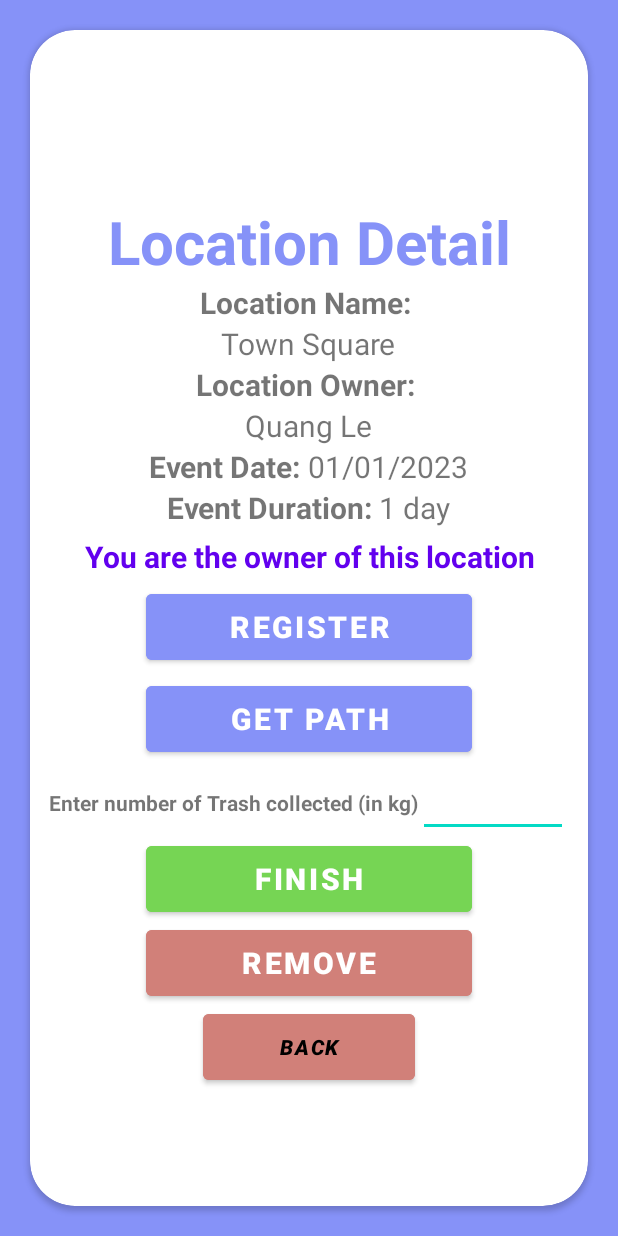
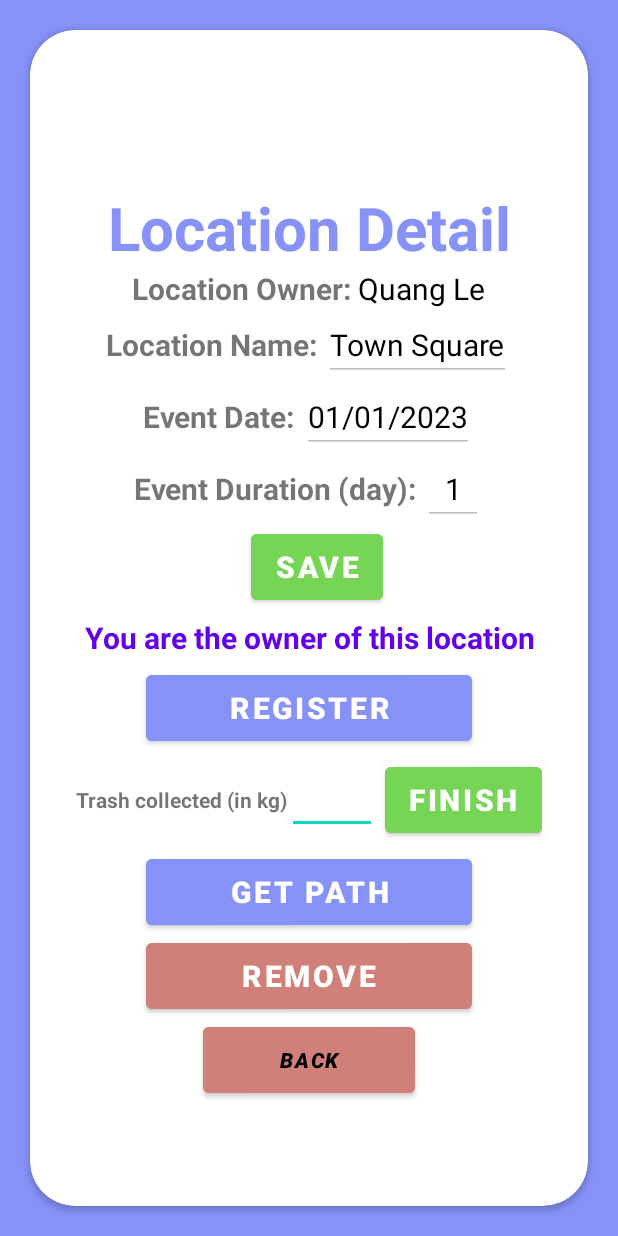
Before and after one commit to leQwang/Android-Cleanish-Project, an Android app: the layout activity_register_volunteer.xml on its own in the app's theme, with its tools: preview values and no code run, on a phone screen of 412 x 824 dp. Run offline under Robolectric (Android 15) with nearby library versions, the light colour scheme and no system bars; Roboto replaces fonts that are not available here.

Commit message:
[UPDATE] handle crash changing fragment, and some ability editing location for admin

```diff
--- a/app/src/main/java/com/example/cleanish/FilterFragment.java
+++ b/app/src/main/java/com/example/cleanish/FilterFragment.java
@@ -186,7 +186,9 @@ public class FilterFragment extends Fragment {
     }
 
     private void updateFilter(String s){
-
+        if (!isAdded()) {
+            return;
+        }
         ArrayList<Location> locationItemList = new ArrayList<>();
         ArrayList<String> locationItemName = new ArrayList<>();
 
--- a/app/src/main/java/com/example/cleanish/NotificationFragment.java
+++ b/app/src/main/java/com/example/cleanish/NotificationFragment.java
@@ -101,7 +101,7 @@ public class NotificationFragment extends Fragment {
 
                         ArrayAdapter<String> adapter = new ArrayAdapter<>(
                                 getActivity(),
-                                android.R.layout.simple_list_item_1,
+                                R.layout.list_item_custom,
                                 notificationsList
                         );
 
--- a/app/src/main/res/drawable/bordered_textview.xml
+++ b/app/src/main/res/drawable/bordered_textview.xml
@@ -1,8 +1,8 @@
 <?xml version="1.0" encoding="utf-8"?>
 <shape xmlns:android="http://schemas.android.com/apk/res/android">
-    <solid android:color="@color/blue" />
+    <solid android:color="@color/white" />
     <corners android:radius="20dp" /> <!-- Set the radius as per your preference -->
     <stroke
-        android:width="2dp"
-        android:color="@android:color/darker_gray" />
+        android:width="3dp"
+        android:color="@color/black" />
 </shape>
--- a/app/src/main/res/layout/activity_register_volunteer.xml
+++ b/app/src/main/res/layout/activity_register_volunteer.xml
@@ -34,10 +34,32 @@
                 android:textStyle="bold"
                 app:layout_constraintVertical_bias="0.116" />
 
+            <LinearLayout
+                android:layout_width="match_parent"
+                android:layout_height="wrap_content"
+                android:orientation="horizontal"
+                android:gravity="center">
+                <TextView
+                    android:layout_width="wrap_content"
+                    android:layout_height="wrap_content"
+                    android:text="Location Owner: "
+                    android:textSize="20sp"
+                    android:textStyle="bold" />
+
+                <TextView
+                    android:id="@+id/registerVolunteerLocationOwner"
+                    android:layout_width="wrap_content"
+                    android:layout_height="wrap_content"
+                    android:text="Quang Le"
+                    android:textSize="20sp"
+                    android:enabled="false"
+                    android:textColor="@color/black"/>
+            </LinearLayout>
+
                 <LinearLayout
                     android:layout_width="match_parent"
                     android:layout_height="wrap_content"
-                    android:orientation="vertical"
+                    android:orientation="horizontal"
                     android:gravity="center">
                     <TextView
                         android:layout_width="wrap_content"
@@ -46,32 +68,15 @@
                         android:textSize="20sp"
                         android:textStyle="bold" />
 
-                    <TextView
+                    <EditText
                         android:id="@+id/registerVolunteerLocationName"
                         android:layout_width="wrap_content"
                         android:layout_height="wrap_content"
                         android:text="Town Square"
-                        android:textSize="20sp" />
-                </LinearLayout>
-
-                <LinearLayout
-                    android:layout_width="match_parent"
-                    android:layout_height="wrap_content"
-                    android:orientation="vertical"
-                    android:gravity="center">
-                    <TextView
-                        android:layout_width="wrap_content"
-                        android:layout_height="wrap_content"
-                        android:text="Location Owner: "
                         android:textSize="20sp"
-                        android:textStyle="bold" />
-
-                    <TextView
-                        android:id="@+id/registerVolunteerLocationOwner"
-                        android:layout_width="wrap_content"
-                        android:layout_height="wrap_content"
-                        android:text="Quang Le"
-                        android:textSize="20sp" />
+                        android:enabled="false"
+                        android:inputType="text"
+                        android:textColor="@color/black"/>
                 </LinearLayout>
 
                 <LinearLayout
@@ -86,12 +91,15 @@
                         android:textSize="20sp"
                         android:textStyle="bold" />
 
-                    <TextView
+                    <EditText
                         android:id="@+id/registerVolunteerEventDate"
                         android:layout_width="wrap_content"
                         android:layout_height="wrap_content"
                         android:text="01/01/2023"
-                        android:textSize="20sp" />
+                        android:textSize="20sp"
+                        android:enabled="false"
+                        android:inputType="date"
+                        android:textColor="@color/black"/>
                 </LinearLayout>
 
 
@@ -103,17 +111,32 @@
                     <TextView
                         android:layout_width="wrap_content"
                         android:layout_height="wrap_content"
-                        android:text="Event Duration: "
+                        android:text="Event Duration (day): "
                         android:textSize="20sp"
                         android:textStyle="bold" />
 
-                    <TextView
+                    <EditText
                         android:id="@+id/registerVolunteerDuration"
-                        android:layout_width="wrap_content"
+                        android:layout_width="40dp"
                         android:layout_height="wrap_content"
-                        android:text="1 day"
-                        android:textSize="20sp" />
+                        android:text="1"
+                        android:textSize="20sp"
+                        android:textAlignment="center"
+                        android:enabled="false"
+                        android:inputType="number"
+                        android:textColor="@color/black"/>
                 </LinearLayout>
+
+            <Button
+                android:id="@+id/savedLocationButton"
+                android:layout_width="wrap_content"
+                android:layout_height="56dp"
+                android:backgroundTint="@color/green"
+                android:text="Save"
+                android:textSize="20sp"
+                android:textStyle="bold"
+                android:textColor="@color/white"
+                android:layout_marginStart="5dp" />
 
 
 
@@ -140,6 +163,39 @@
                 android:textColor="@color/white"
                 app:layout_constraintVertical_bias="0.838" />
 
+            <LinearLayout
+                android:id="@+id/linearLayoutAmountTrash"
+                android:layout_width="wrap_content"
+                android:layout_height="wrap_content"
+                android:orientation="horizontal"
+                android:layout_marginTop="5dp"
+                android:gravity="center">
+                <TextView
+                    android:layout_width="wrap_content"
+                    android:layout_height="wrap_content"
+                    android:text="Trash collected (in kg)"
+                    android:textStyle="bold"
+                    />
+
+                <EditText
+                    android:id="@+id/amountTrashEditText"
+                    android:layout_width="60dp"
+                    android:layout_height="wrap_content"
+                    android:ems="10"
+                    android:inputType="number" />
+
+                <Button
+                    android:id="@+id/finishedLocationButton"
+                    android:layout_width="wrap_content"
+                    android:layout_height="56dp"
+                    android:backgroundTint="@color/green"
+                    android:text="Finish"
+                    android:textSize="20sp"
+                    android:textStyle="bold"
+                    android:textColor="@color/white"
+                    android:layout_marginStart="5dp" />
+            </LinearLayout>
+
             <Button
                 android:id="@+id/getPathVolunteerButton"
                 android:layout_width="217dp"
@@ -151,43 +207,6 @@
                 android:textStyle="bold"
                 android:textColor="@color/white"
                 app:layout_constraintVertical_bias="0.838" />
-
-            <LinearLayout
-                android:id="@+id/linearLayoutAmountTrash"
-                android:layout_width="wrap_content"
-                android:layout_height="wrap_content"
-                android:orientation="horizontal"
-                android:layout_marginTop="5dp"
-                android:gravity="center">
-                <TextView
-                    android:layout_width="wrap_content"
-                    android:layout_height="wrap_content"
-                    android:text="Enter number of Trash collected (in kg)"
-                    android:textStyle="bold"
-                    />
-
-                <EditText
-                    android:id="@+id/amountTrashEditText"
-                    android:layout_width="100dp"
-                    android:layout_height="wrap_content"
-                    android:ems="10"
-                    android:inputType="number" />
-
-
-            </LinearLayout>
-
-
-
-            <Button
-                android:id="@+id/finishedLocationButton"
-                android:layout_width="217dp"
-                android:layout_height="56dp"
-                android:backgroundTint="@color/green"
-                android:text="Finish"
-                android:textSize="20sp"
-                android:textStyle="bold"
-                android:textColor="@color/white" />
-
 
             <Button
                 android:id="@+id/removeVolunteerButton"
--- a/app/src/main/res/layout/fragment_notification.xml
+++ b/app/src/main/res/layout/fragment_notification.xml
@@ -40,7 +40,8 @@
             <ListView
                 android:id="@+id/notificationListView"
                 android:layout_width="match_parent"
-                android:layout_height="match_parent">
+                android:layout_height="match_parent"
+                android:layout_marginHorizontal="10dp">
 
 
             </ListView>
```
Also changed, not shown: app/src/main/java/com/example/cleanish/HomeFragment.java (+9 -7 lines), app/src/main/java/com/example/cleanish/MapsFragment.java (+26 -28 lines), app/src/main/java/com/example/cleanish/RegisterVolunteerActivity.java (+34 -16 lines), app/src/main/res/drawable/rounded_border.xml (added, +11 -0 lines), app/src/main/res/layout/activity_maps_add_location.xml (+18 -18 lines), app/src/main/res/layout/list_item_custom.xml (added, +11 -0 lines).
